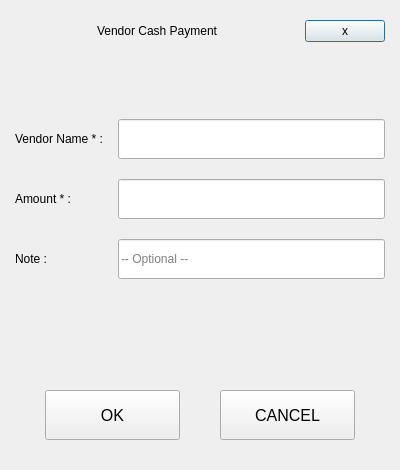
Above: Project/ui/vendor.ui from Selvam-T/POS before the change. Below: the same form after it.
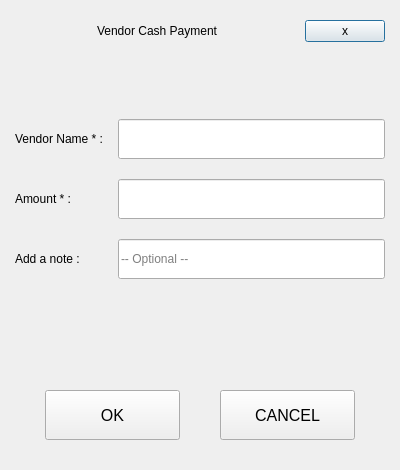
That is the form after the change.

```diff
--- a/Project/ui/vendor.ui
+++ b/Project/ui/vendor.ui
@@ -167,7 +167,7 @@
      <item row="2" column="0">
       <widget class="QLabel" name="vendorNoteFieldLbl">
        <property name="text">
-        <string>Note :</string>
+        <string>Add a note :</string>
        </property>
       </widget>
      </item>
```
